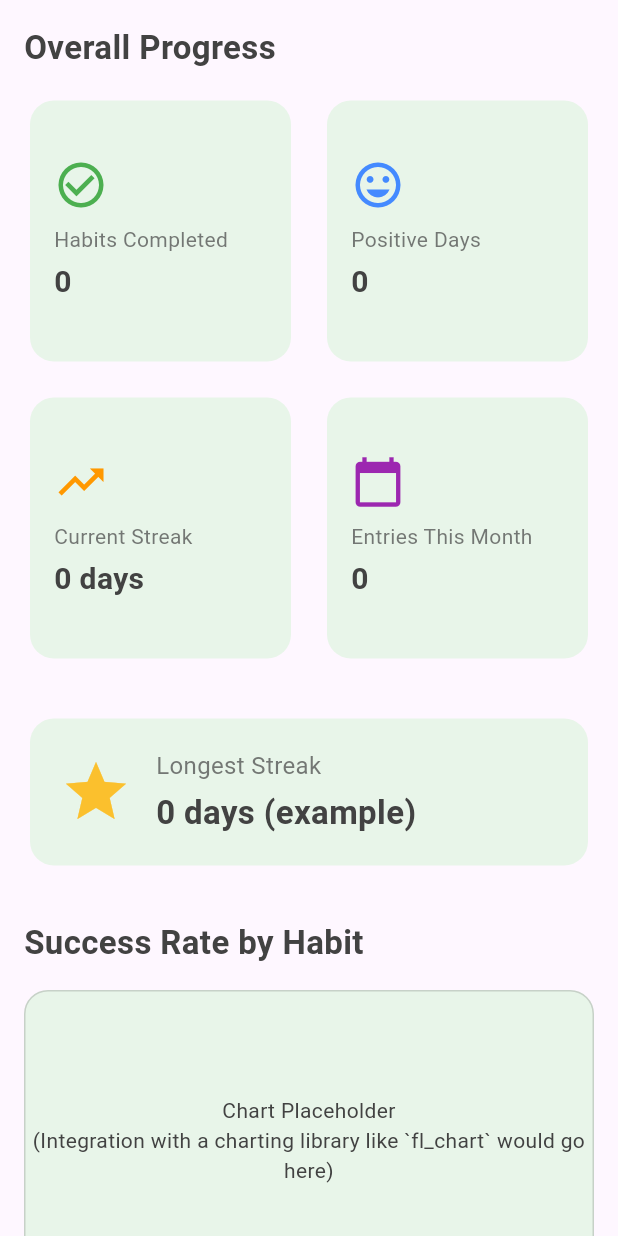
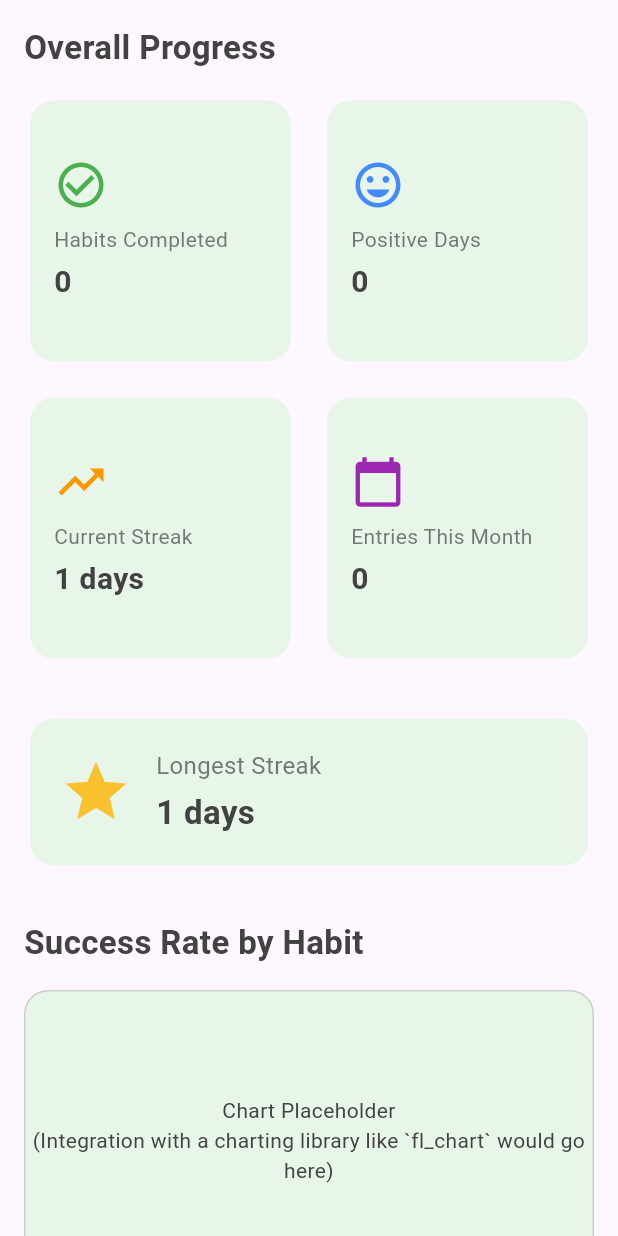
Before and after one commit to lifeisnothathard/FeelCare, a Flutter app: the DashboardTab widget shown alone on an empty page, opened directly, on a phone screen of 412 x 824 dp. Run offline on Flutter 3.47's test engine with Material 3 defaults, Android fonts, the phone set to English and light mode, and no system bars; our stand-ins replace cloud_firestore, firebase_auth, firebase_core, firebase_storage, image_picker, local_auth and 1 more; missing offline and left inert: flutter_facebook_auth; accounts and stored records are empty; network calls fail.

Commit message:
streak function

```diff
--- a/lib/main.dart
+++ b/lib/main.dart
@@ -1,5 +1,5 @@
 // lib/main.dart
-import 'package:feelcare/core/dashboard.dart';
+import 'package:feelcare/drawer/dashboard.dart';
 import 'package:feelcare/pages/home_page.dart';
 import 'package:feelcare/pages/login.dart';
 import 'package:feelcare/pages/sign_up.dart';
@@ -16,7 +16,6 @@ import 'package:feelcare/themes/colors.dart'; // Import our consolidated AppColo
 import 'package:feelcare/themes/light_mode.dart'; // Import light mode theme
 import 'package:feelcare/themes/dark_mode.dart'; // Import dark mode theme
 import 'package:feelcare/pages/profile_screen.dart'; // Import ProfileScreen widget
-import 'package:feelcare/pages/dashboard_page.dart'; // Import DashboardPage widget
 
 // Define AppColors if not already defined elsewhere
 class AppColors {
--- /dev/null
+++ b/lib/pages/dashboard_tab.dart
@@ -0,0 +1,151 @@
+// lib/widgets/dashboard_tab.dart
+import 'package:feelcare/services/streak.dart';
+import 'package:flutter/material.dart';
+import 'package:feelcare/themes/colors.dart'; // Correct import
+import 'package:feelcare/widgets/large_card.dart';
+import 'package:feelcare/widgets/progress.dart';
+
+// Represents the content for the 'Dashboard' tab.
+class DashboardTab extends StatefulWidget {
+  const DashboardTab({super.key});
+
+  @override
+  State<DashboardTab> createState() => _DashboardTabState();
+}
+
+class _DashboardTabState extends State<DashboardTab> {
+  int _currentStreak = 0;
+  int _longestStreak = 0;
+  bool _isLoadingStreak = true; // To show loading state for streak data
+
+  @override
+  void initState() {
+    super.initState();
+    _loadStreakData();
+  }
+
+  Future<void> _loadStreakData() async {
+    setState(() {
+      _isLoadingStreak = true; // Show loading indicator
+    });
+
+    // Call updateStreak to ensure today's activity is counted
+    // This will also return the latest current and longest streaks
+    final Map<String, int> streakData = await StreakService.updateStreak();
+
+    setState(() {
+      _currentStreak = streakData['currentStreak'] ?? 0;
+      _longestStreak = streakData['longestStreak'] ?? 0;
+      _isLoadingStreak = false; // Hide loading indicator
+    });
+  }
+
+  @override
+  Widget build(BuildContext context) {
+    return SingleChildScrollView(
+      padding: const EdgeInsets.all(16.0),
+      child: Column(
+        crossAxisAlignment: CrossAxisAlignment.start,
+        children: <Widget>[
+          // Title for the "Overall Progress" section
+          Text(
+            'Overall Progress',
+            style: TextStyle(
+              fontSize: 22,
+              fontWeight: FontWeight.bold,
+              color: AppColors.getAdaptiveTextColor(
+                  context), // Text color adapts to theme
+            ),
+          ),
+          const SizedBox(height: 16), // Spacing below title
+
+          // Grid for "Overall Progress" cards (2x2 layout)
+          _isLoadingStreak
+              ? Center(
+                  child: CircularProgressIndicator(
+                    valueColor: AlwaysStoppedAnimation<Color>(
+                        Theme.of(context).colorScheme.primary),
+                  ),
+                )
+              : GridView.count(
+                  shrinkWrap: true,
+                  physics: const NeverScrollableScrollPhysics(),
+                  crossAxisCount: 2,
+                  crossAxisSpacing: 16.0,
+                  mainAxisSpacing: 16.0,
+                  children: <Widget>[
+                    const ProgressCard(
+                      icon: Icons.check_circle_outline,
+                      iconColor: Colors.green,
+                      title: 'Habits Completed',
+                      value: '0', // This will be dynamic later
+                    ),
+                    const ProgressCard(
+                      icon: Icons.mood,
+                      iconColor: Colors.blueAccent,
+                      title: 'Positive Days',
+                      value: '0', // This will be dynamic later
+                    ),
+                    ProgressCard(
+                      icon: Icons.trending_up,
+                      iconColor: Colors.orange,
+                      title: 'Current Streak',
+                      value: '$_currentStreak days', // Dynamic current streak
+                    ),
+                    const ProgressCard(
+                      icon: Icons.calendar_today,
+                      iconColor: Colors.purple,
+                      title: 'Entries This Month',
+                      value: '0', // This will be dynamic later
+                    ),
+                  ],
+                ),
+          const SizedBox(height: 32),
+
+          // Large Card Placeholder for Longest Streak
+          _isLoadingStreak
+              ? const SizedBox.shrink() // Hide if loading
+              : LargeProgressCard(
+                  icon: Icons.star,
+                  iconColor: Colors.yellow.shade700,
+                  title: 'Longest Streak',
+                  value: '$_longestStreak days', // Dynamic longest streak
+                ),
+          const SizedBox(height: 32),
+
+          Text(
+            'Success Rate by Habit',
+            style: TextStyle(
+              fontSize: 22,
+              fontWeight: FontWeight.bold,
+              color: AppColors.getAdaptiveTextColor(context),
+            ),
+          ),
+          const SizedBox(height: 16),
+
+          Container(
+            height: 200,
+            width: double.infinity,
+            decoration: BoxDecoration(
+              color: AppColors.getAdaptiveCardBackground(
+                  context), // Background color adapts
+              borderRadius: BorderRadius.circular(16),
+              border: Border.all(
+                  color: AppColors.getAdaptiveTextColor(context)
+                      .withOpacity(0.2)), // Border changes with theme
+            ),
+            child: Center(
+              child: Text(
+                'Chart Placeholder\n(Integration with a charting library like `fl_chart` would go here)',
+                textAlign: TextAlign.center,
+                style:
+                    TextStyle(color: AppColors.getAdaptiveTextColor(context)),
+              ),
+            ),
+          ),
+          const SizedBox(height: 80),
+        ],
+      ),
+    );
+  }
+}
--- /dev/null
+++ b/lib/services/streak.dart
@@ -0,0 +1,89 @@
+// lib/services/streak_service.dart
+import 'package:shared_preferences/shared_preferences.dart';
+import 'package:intl/intl.dart';
+
+class StreakService {
+  static const String _streakKey = 'current_streak';
+  static const String _lastActivityDateKey = 'last_activity_date';
+  static const String _longestStreakKey =
+      'longest_streak'; // New key for longest streak
+
+  // Helper function to format dates for comparison (YYYY-MM-DD)
+  static String _formatDate(DateTime date) {
+    return DateFormat('yyyy-MM-dd').format(date);
+  }
+
+  /// Retrieves the current streak count from SharedPreferences.
+  static Future<int> getCurrentStreak() async {
+    final SharedPreferences prefs = await SharedPreferences.getInstance();
+    return prefs.getInt(_streakKey) ?? 0;
+  }
+
+  /// Retrieves the longest streak count from SharedPreferences.
+  static Future<int> getLongestStreak() async {
+    final SharedPreferences prefs = await SharedPreferences.getInstance();
+    return prefs.getInt(_longestStreakKey) ?? 0;
+  }
+
+  /// Records an activity and updates the streak based on the current date.
+  ///
+  /// Returns a Map containing the updated 'currentStreak' and 'longestStreak'.
+  static Future<Map<String, int>> updateStreak() async {
+    final SharedPreferences prefs = await SharedPreferences.getInstance();
+    final DateTime now = DateTime.now();
+    final String todayFormatted = _formatDate(now);
+
+    // Retrieve the last recorded activity date string
+    final String? lastActivityDateString =
+        prefs.getString(_lastActivityDateKey);
+
+    // Retrieve the current streak count
+    int currentStreak = prefs.getInt(_streakKey) ?? 0;
+    // Retrieve the longest streak count
+    int longestStreak = prefs.getInt(_longestStreakKey) ?? 0;
+
+    // Check if there was previous activity
+    if (lastActivityDateString != null) {
+      // 1. Check if the activity was already recorded today
+      if (lastActivityDateString == todayFormatted) {
+        // Streak remains the same, do nothing
+        print(
+            'Activity already recorded today. Current Streak: $currentStreak, Longest Streak: $longestStreak');
+        return {'currentStreak': currentStreak, 'longestStreak': longestStreak};
+      }
+
+      // 2. Check if the last activity was exactly yesterday (consecutive day)
+      final DateTime lastActivityDate = DateTime.parse(lastActivityDateString);
+      final DateTime yesterday = now.subtract(const Duration(days: 1));
+      final String yesterdayFormatted = _formatDate(yesterday);
+
+      if (lastActivityDateString == yesterdayFormatted) {
+        // Consecutive day! Increment current streak
+        currentStreak++;
+        print('Streak continued! New current streak: $currentStreak');
+      } else {
+        // Streak is broken (activity was > 1 day ago)
+        // Reset current streak to 1 (since activity is recorded today)
+        currentStreak = 1;
+        print('Streak broken. Resetting current streak to 1.');
+      }
+    } else {
+      // 3. First time recording activity (no previous date)
+      currentStreak = 1;
+      print('First activity recorded. Current Streak: 1');
+    }
+
+    // Update longest streak if current streak is greater
+    if (currentStreak > longestStreak) {
+      longestStreak = currentStreak;
+      print('New longest streak: $longestStreak');
+    }
+
+    // Update SharedPreferences with the new streak values and today's date
+    await prefs.setInt(_streakKey, currentStreak);
+    await prefs.setInt(_longestStreakKey, longestStreak); // Save longest streak
+    await prefs.setString(_lastActivityDateKey, todayFormatted);
+
+    return {'currentStreak': currentStreak, 'longestStreak': longestStreak};
+  }
+}
--- a/lib/widgets/dashboard_tab.dart
+++ /dev/null
@@ -1,105 +0,0 @@
-// lib/widgets/dashboard_tab.dart
-import 'package:flutter/material.dart';
-import 'package:feelcare/themes/colors.dart'; // Correct import
-import 'package:feelcare/widgets/large_card.dart';
-import 'package:feelcare/widgets/progress.dart';
-
-// Represents the content for the 'Dashboard' tab.
-class DashboardTab extends StatelessWidget {
-  const DashboardTab({super.key});
-
-  @override
-  Widget build(BuildContext context) {
-    return SingleChildScrollView(
-      padding: const EdgeInsets.all(16.0),
-      child: Column(
-        crossAxisAlignment: CrossAxisAlignment.start,
-        children: <Widget>[
-          // Title for the "Overall Progress" section
-          Text(
-            'Overall Progress',
-            style: TextStyle(
-              fontSize: 22,
-              fontWeight: FontWeight.bold,
-              color: AppColors.getAdaptiveTextColor(context), // Text color adapts to theme
-            ),
-          ),
-          const SizedBox(height: 16), // Spacing below title
-
-          // Grid for "Overall Progress" cards (2x2 layout)
-          GridView.count(
-            shrinkWrap: true,
-            physics: const NeverScrollableScrollPhysics(),
-            crossAxisCount: 2,
-            crossAxisSpacing: 16.0,
-            mainAxisSpacing: 16.0,
-            children: const <Widget>[
-              ProgressCard(
-                icon: Icons.check_circle_outline,
-                iconColor: Colors.green,
-                title: 'Habits Completed',
-                value: '0', // This will be dynamic later
-              ),
-              ProgressCard(
-                icon: Icons.mood,
-                iconColor: Colors.blueAccent,
-                title: 'Positive Days',
-                value: '0', // This will be dynamic later
-              ),
-              ProgressCard(
-                icon: Icons.trending_up,
-                iconColor: Colors.orange,
-                title: 'Current Streak',
-                value: '0 days', // This will be dynamic later
-              ),
-              ProgressCard(
-                icon: Icons.calendar_today,
-                iconColor: Colors.purple,
-                title: 'Entries This Month',
-                value: '0', // This will be dynamic later
-              ),
-            ],
-          ),
-          const SizedBox(height: 32),
-
-          // Large Card Placeholder
-          LargeProgressCard(
-            icon: Icons.star,
-            iconColor: Colors.yellow.shade700,
-            title: 'Longest Streak',
-            value: '0 days (example)',
-          ),
-          const SizedBox(height: 32),
-
-          Text(
-            'Success Rate by Habit',
-            style: TextStyle(
-              fontSize: 22,
-              fontWeight: FontWeight.bold,
-              color: AppColors.getAdaptiveTextColor(context),
-            ),
-          ),
-          const SizedBox(height: 16),
-
-          Container(
-            height: 200,
-            width: double.infinity,
-            decoration: BoxDecoration(
-              color: AppColors.getAdaptiveCardBackground(context), // Background color adapts
-              borderRadius: BorderRadius.circular(16),
-              border: Border.all(color: AppColors.getAdaptiveTextColor(context).withOpacity(0.2)), // Border changes with theme
-            ),
-            child: Center(
-              child: Text(
-                'Chart Placeholder\n(Integration with a charting library like `fl_chart` would go here)',
-                textAlign: TextAlign.center,
-                style: TextStyle(color: AppColors.getAdaptiveTextColor(context)),
-              ),
-            ),
-          ),
-          const SizedBox(height: 80),
-        ],
-      ),
-    );
-  }
-}
--- a/pubspec.yaml
+++ b/pubspec.yaml
@@ -28,6 +28,7 @@ dependencies:
   cloud_firestore: 5.6.9 # <<< ADD THIS LINE
   table_calendar: ^3.0.9 # We'll need this later for the calendar
   flutter_local_notifications: ^17.0.0 # We'll need this later for notifications
+  intl: ^0.20.2
 
 
 dev_dependencies:
```
Also changed, not shown: lib/drawer/dashboard.dart (renamed from lib/core/dashboard.dart, +12 -6 lines), lib/pages/profile_screen.dart (+127 -15 lines), lib/pages/habits_tab.dart (renamed from lib/tabs/habits_tab.dart), pubspec.lock.
